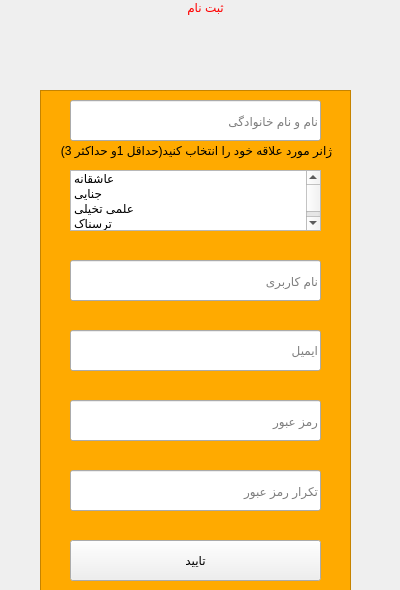
Above: usersignupwindow.ui from mozali1386-alt/Ketab_e_Man before the change. Below: the same form after it.
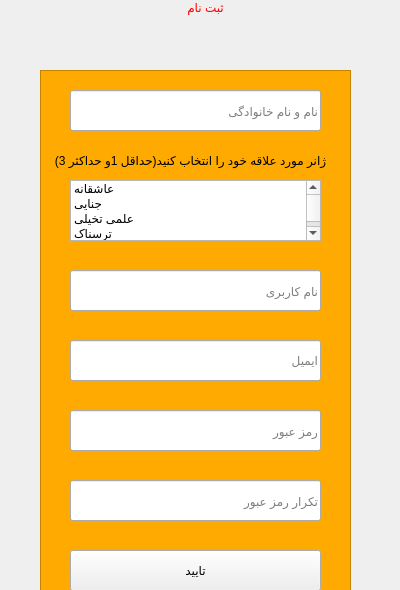
That is the form after the change. Icons and pictures are not drawn.

Patch:
```diff
--- a/usersignupwindow.ui
+++ b/usersignupwindow.ui
@@ -62,9 +62,9 @@
     <property name="geometry">
      <rect>
       <x>40</x>
-      <y>90</y>
+      <y>70</y>
       <width>311</width>
-      <height>511</height>
+      <height>521</height>
      </rect>
     </property>
     <property name="styleSheet">
@@ -82,7 +82,7 @@
      <property name="geometry">
       <rect>
        <x>30</x>
-       <y>10</y>
+       <y>20</y>
        <width>251</width>
        <height>41</height>
       </rect>
@@ -98,7 +98,7 @@
      <property name="geometry">
       <rect>
        <x>30</x>
-       <y>170</y>
+       <y>200</y>
        <width>251</width>
        <height>41</height>
       </rect>
@@ -111,7 +111,7 @@
      <property name="geometry">
       <rect>
        <x>30</x>
-       <y>310</y>
+       <y>340</y>
        <width>251</width>
        <height>41</height>
       </rect>
@@ -124,7 +124,7 @@
      <property name="geometry">
       <rect>
        <x>30</x>
-       <y>380</y>
+       <y>410</y>
        <width>251</width>
        <height>41</height>
       </rect>
@@ -137,7 +137,7 @@
      <property name="geometry">
       <rect>
        <x>30</x>
-       <y>240</y>
+       <y>270</y>
        <width>251</width>
        <height>41</height>
       </rect>
@@ -150,7 +150,7 @@
      <property name="geometry">
       <rect>
        <x>30</x>
-       <y>450</y>
+       <y>480</y>
        <width>251</width>
        <height>41</height>
       </rect>
@@ -165,9 +165,9 @@
     <widget class="QLabel" name="label_UsernameError">
      <property name="geometry">
       <rect>
-       <x>130</x>
-       <y>210</y>
-       <width>141</width>
+       <x>70</x>
+       <y>240</y>
+       <width>201</width>
        <height>21</height>
       </rect>
      </property>
@@ -178,9 +178,9 @@
     <widget class="QLabel" name="label_EmailError">
      <property name="geometry">
       <rect>
-       <x>130</x>
-       <y>280</y>
-       <width>141</width>
+       <x>70</x>
+       <y>310</y>
+       <width>201</width>
        <height>21</height>
       </rect>
      </property>
@@ -192,7 +192,7 @@
      <property name="geometry">
       <rect>
        <x>30</x>
-       <y>80</y>
+       <y>110</y>
        <width>251</width>
        <height>61</height>
       </rect>
@@ -267,24 +267,11 @@
       </property>
      </item>
     </widget>
-    <widget class="QLabel" name="label_PasswordError">
-     <property name="geometry">
-      <rect>
-       <x>130</x>
-       <y>420</y>
-       <width>141</width>
-       <height>20</height>
-      </rect>
-     </property>
-     <property name="text">
-      <string/>
-     </property>
-    </widget>
     <widget class="QLabel" name="label_2">
      <property name="geometry">
       <rect>
-       <x>6</x>
-       <y>50</y>
+       <x>0</x>
+       <y>80</y>
        <width>301</width>
        <height>20</height>
       </rect>
@@ -299,9 +286,48 @@
     <widget class="QLabel" name="label_genreError">
      <property name="geometry">
       <rect>
-       <x>130</x>
-       <y>140</y>
-       <width>141</width>
+       <x>70</x>
+       <y>170</y>
+       <width>201</width>
+       <height>21</height>
+      </rect>
+     </property>
+     <property name="text">
+      <string/>
+     </property>
+    </widget>
+    <widget class="QLabel" name="label_NameError">
+     <property name="geometry">
+      <rect>
+       <x>70</x>
+       <y>60</y>
+       <width>201</width>
+       <height>21</height>
+      </rect>
+     </property>
+     <property name="text">
+      <string/>
+     </property>
+    </widget>
+    <widget class="QLabel" name="label_repeatPasswordError">
+     <property name="geometry">
+      <rect>
+       <x>70</x>
+       <y>450</y>
+       <width>201</width>
+       <height>20</height>
+      </rect>
+     </property>
+     <property name="text">
+      <string/>
+     </property>
+    </widget>
+    <widget class="QLabel" name="label_passwordError">
+     <property name="geometry">
+      <rect>
+       <x>70</x>
+       <y>380</y>
+       <width>201</width>
        <height>21</height>
       </rect>
      </property>
```
